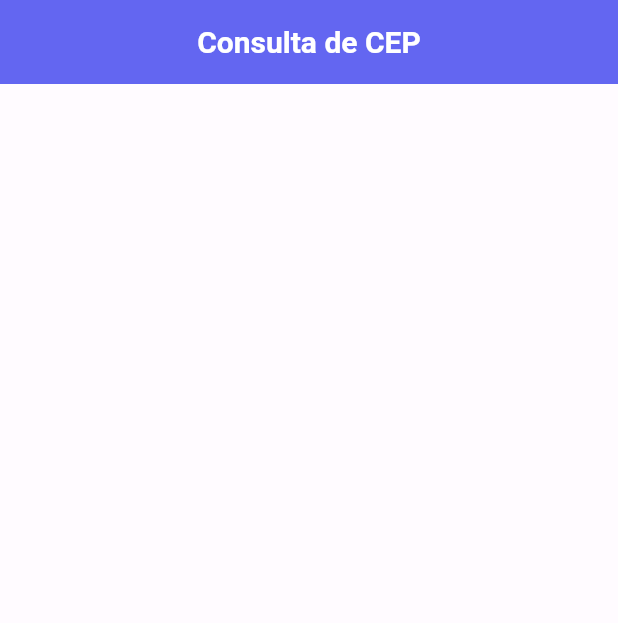
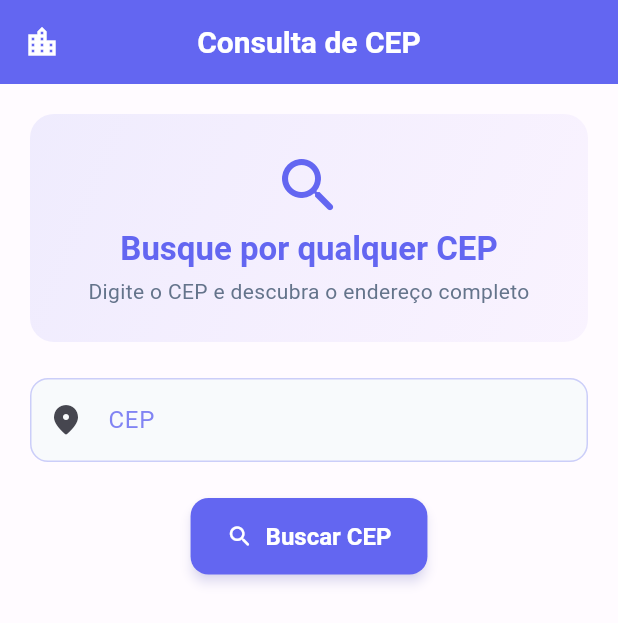
Before and after one commit to FernandoAvellar/flutter_cep, a Flutter app: the screen it shows after launch, on a phone screen of 412 x 824 dp. Shown: the top 623 px of the screen. Run offline on Flutter 3.47's test engine with Material 3 defaults, Android fonts, the phone set to English and light mode, and no system bars.

Commit message:
add first three elements in homePage

```diff
--- a/lib/ui/home_screen.dart
+++ b/lib/ui/home_screen.dart
@@ -10,11 +10,75 @@ class HomeScreen extends StatefulWidget {
 class _HomeScreenState extends State<HomeScreen> {
   @override
   Widget build(BuildContext context) {
+    final theme = Theme.of(context);
+
     return Scaffold(
       appBar: AppBar(
         title: const Text('Consulta de CEP'),
+        leading: Icon(Icons.location_city),
       ),
-      body: Container(),
+      body: SingleChildScrollView(
+        padding: EdgeInsets.all(20),
+        child: Column(
+          crossAxisAlignment: CrossAxisAlignment.stretch,
+          spacing: 24,
+          children: [
+            Container(
+              padding: EdgeInsets.all(24),
+              decoration: BoxDecoration(
+                gradient: LinearGradient(
+                  colors: [
+                    theme.colorScheme.primary.withValues(alpha: 0.1),
+                    theme.colorScheme.secondary.withValues(alpha: 0.05),
+                  ],
+                  begin: Alignment.topLeft,
+                  end: Alignment.bottomRight,
+                ),
+                borderRadius: BorderRadius.circular(16),
+              ),
+              child: Column(
+                spacing: 4,
+                children: [
+                  Icon(
+                    Icons.search_rounded,
+                    size: 48,
+                    color: theme.colorScheme.primary,
+                  ),
+                  Text(
+                    'Busque por qualquer CEP',
+                    style: theme.textTheme.titleLarge?.copyWith(
+                      color: theme.colorScheme.primary,
+                    ),
+                  ),
+                  Text(
+                    'Digite o CEP e descubra o endereço completo',
+                    style: theme.textTheme.bodyMedium,
+                    textAlign: TextAlign.center,
+                  ),
+                ],
+              ),
+            ),
+            TextField(
+              keyboardType: TextInputType.number,
+              maxLength: 9,
+              decoration: const InputDecoration(
+                prefixIcon: Icon(Icons.location_on_rounded),
+                labelText: 'CEP',
+                hintText: 'Digite o CEP (ex: 01310-100)',
+                counterText: '',
+              ),
+            ),
+            AnimatedSwitcher(
+              duration: Duration.zero,
+              child: ElevatedButton.icon(
+                onPressed: () {},
+                label: Text('Buscar CEP'),
+                icon: Icon(Icons.search_rounded),
+              ),
+            ),
+          ],
+        ),
+      ),
     );
   }
 }
```
